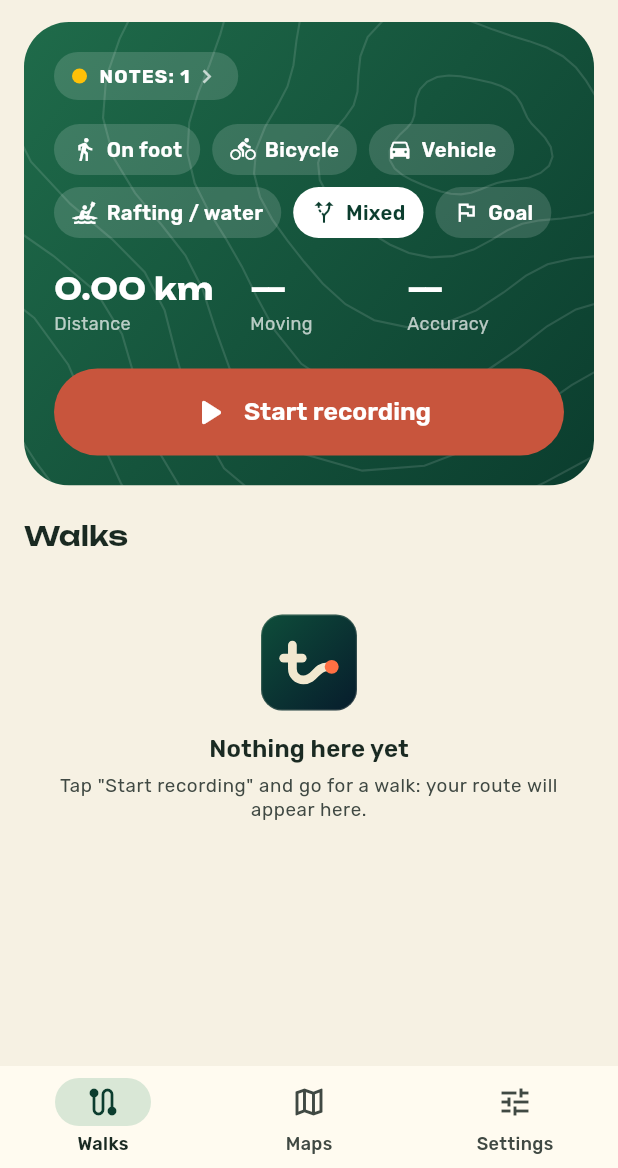
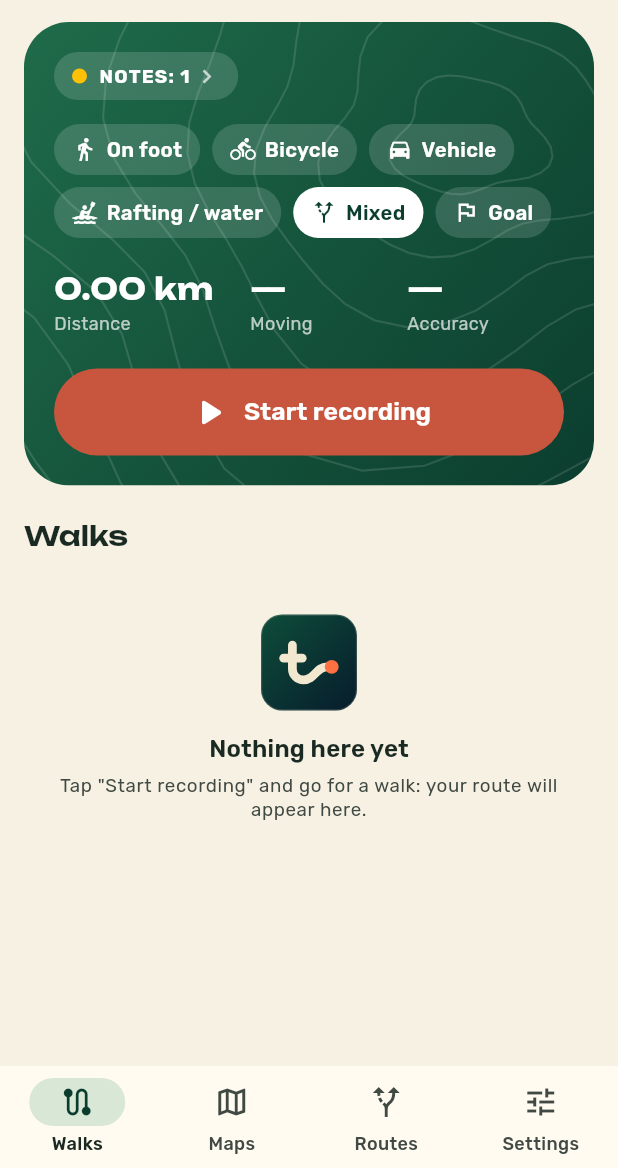
Before and after one commit to oneup1689/Tropa, a Flutter app: the screen it shows after launch, on a phone screen of 412 x 824 dp, the part 68-1236 px from its top. Run offline on Flutter 3.47's test engine with Material 3 defaults, Android fonts, the phone set to English and light mode, and no system bars; our stand-ins replace battery_plus, device_info_plus, file_picker, geolocator, image_picker, package_info_plus and 3 more; missing offline and left inert: gal, maplibre_gl; accounts and stored records are empty; network calls fail.

Commit message:
Add Routes tab to the bottom navigation and the night gradient behind the dark tabs (v24)
Co-Authored-By: Claude Sonnet 5.5 <noreply@anthropic.com>

```diff
--- a/lib/app_shell.dart
+++ b/lib/app_shell.dart
@@ -3,13 +3,15 @@ import 'dart:io';
 import 'package:flutter/material.dart';
 
 import 'l10n.dart';
-import 'main.dart' show HomePage;
+import 'main.dart' show HomePage, HomePageState;
 import 'maps_page.dart';
+import 'routes_page.dart';
 import 'settings_page.dart';
 import 'splash.dart';
 
-/// The frame of the app: the bottom navigation (Walks, Maps, Settings) and, on a cold start, the animated splash
-/// screen on top. Routes, the planner, the backup and the log stay in the menu of the Walks screen.
+/// The frame of the app: the bottom navigation (Walks, Maps, Routes, Settings), the night gradient behind the tabs
+/// in the dark theme and, on a cold start, the animated splash screen on top. The planner, the backup and the log
+/// stay in the menu of the Walks screen.
 class AppShell extends StatefulWidget {
   const AppShell({super.key});
 
@@ -20,6 +22,7 @@ class AppShell extends StatefulWidget {
 class _AppShellState extends State<AppShell> {
   static bool _splashShown = false; // only once per process, not again after a theme or language change
   int _index = 0;
+  final _home = GlobalKey<HomePageState>();
   bool _splash = false;
 
   @override
@@ -30,28 +33,60 @@ class _AppShellState extends State<AppShell> {
     _splashShown = true;
   }
 
+  /// "Go along this route" on the Routes tab: back to the walks and start the recording there.
+  void _startRoute(int routeId) {
+    setState(() => _index = 0);
+    WidgetsBinding.instance.addPostFrameCallback((_) => _home.currentState?.startAlongRoute(routeId));
+  }
+
   @override
   Widget build(BuildContext context) {
-    final shell = PopScope(
-      // "Back" from Maps or Settings returns to the walks first.
-      canPop: _index == 0,
-      onPopInvokedWithResult: (didPop, _) {
-        if (!didPop && _index != 0) setState(() => _index = 0);
-      },
-      child: Scaffold(
-        body: IndexedStack(index: _index, children: [HomePage(), MapsPage(), SettingsPage()]),
+    final theme = Theme.of(context);
+    final dark = theme.brightness == Brightness.dark;
+    Widget body = IndexedStack(
+      index: _index,
+      children: [HomePage(key: _home), MapsPage(), RoutesPage(onPick: _startRoute), SettingsPage()],
+    );
+    if (dark) {
+      // The tabs sit on the gradient of the posters: their own backgrounds become see-through.
+      body = Theme(
+        data: theme.copyWith(
+          scaffoldBackgroundColor: Colors.transparent,
+          appBarTheme: theme.appBarTheme.copyWith(backgroundColor: Colors.transparent),
+        ),
+        child: body,
+      );
+    }
+    final scaffold = Scaffold(
+      backgroundColor: dark ? Colors.transparent : null,
+      body: body,
       bottomNavigationBar: NavigationBar(
         selectedIndex: _index,
         onDestinationSelected: (i) => setState(() => _index = i),
         destinations: [
           NavigationDestination(icon: const Icon(Icons.route_outlined), selectedIcon: const Icon(Icons.route), label: t('Прогулки')),
           NavigationDestination(icon: const Icon(Icons.map_outlined), selectedIcon: const Icon(Icons.map), label: t('Карты')),
+          NavigationDestination(icon: const Icon(Icons.alt_route), selectedIcon: const Icon(Icons.alt_route), label: t('Маршруты')),
           NavigationDestination(icon: const Icon(Icons.tune), selectedIcon: const Icon(Icons.tune), label: t('Настройки')),
         ],
       ),
+    );
+    final framed = PopScope(
+      // "Back" from another tab returns to the walks first.
+      canPop: _index == 0,
+      onPopInvokedWithResult: (didPop, _) {
+        if (!didPop && _index != 0) setState(() => _index = 0);
+      },
+      child: dark
+          ? DecoratedBox(
+              decoration: const BoxDecoration(
+                gradient: LinearGradient(begin: Alignment.topCenter, end: Alignment.bottomCenter, colors: [Color(0xFF0B3A2F), Color(0xFF071C2C)]),
               ),
+              child: scaffold,
+            )
+          : scaffold,
     );
-    if (!_splash) return shell;
-    return Stack(children: [shell, Positioned.fill(child: TropaSplash(onDone: () => setState(() => _splash = false)))]);
+    if (!_splash) return framed;
+    return Stack(children: [framed, Positioned.fill(child: TropaSplash(onDone: () => setState(() => _splash = false)))]);
   }
 }
--- a/lib/main.dart
+++ b/lib/main.dart
@@ -112,10 +112,10 @@ class HomePage extends StatefulWidget {
   const HomePage({super.key});
 
   @override
-  State<HomePage> createState() => _HomePageState();
+  State<HomePage> createState() => HomePageState();
 }
 
-class _HomePageState extends State<HomePage> with WidgetsBindingObserver {
+class HomePageState extends State<HomePage> with WidgetsBindingObserver {
   final rec = Recorder.instance;
   List<SessionInfo> sessions = [];
   final Map<int, Future<_Summary>> _summaries = {};
@@ -359,6 +359,11 @@ class _HomePageState extends State<HomePage> with WidgetsBindingObserver {
   Future<void> _openRoutes() async {
     final routeId = await Navigator.push<int>(context, MaterialPageRoute(builder: (_) => RoutesPage()));
     if (routeId == null || !mounted) return;
+    await startAlongRoute(routeId);
+  }
+
+  /// Starts a recording along an imported route (also called from the Routes tab).
+  Future<void> startAlongRoute(int routeId) async {
     if (rec.recording) {
       _snack(t('Сначала остановите текущую запись'));
       return;
--- a/lib/routes_page.dart
+++ b/lib/routes_page.dart
@@ -12,7 +12,10 @@ import 'units.dart';
 /// Imported routes (GPX files from other people or other apps). "Идти по маршруту" returns the
 /// route id to the caller, which starts a recording with off-route warnings.
 class RoutesPage extends StatefulWidget {
-  const RoutesPage({super.key});
+  /// Used when the page is a tab of the main screen: called with the route id instead of closing the page.
+  final ValueChanged<int>? onPick;
+
+  const RoutesPage({super.key, this.onPick});
 
   @override
   State<RoutesPage> createState() => _RoutesPageState();
@@ -79,7 +82,7 @@ class _RoutesPageState extends State<RoutesPage> {
                 const SizedBox(height: 8),
                 Wrap(spacing: 8, children: [
                   FilledButton.icon(
-                    onPressed: () => Navigator.pop(context, r.id),
+                    onPressed: () => widget.onPick != null ? widget.onPick!(r.id) : Navigator.pop(context, r.id),
                     icon: const Icon(Icons.navigation),
                     label: Text(t('Идти по маршруту')),
                   ),
```
Also changed, not shown: 1 other file. Lines whose indentation alone changed are shown as unchanged.
